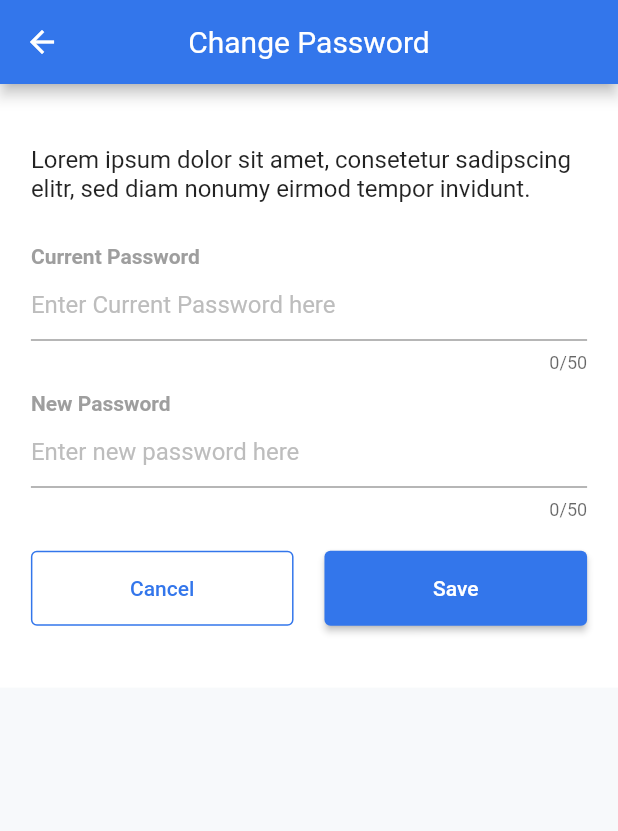
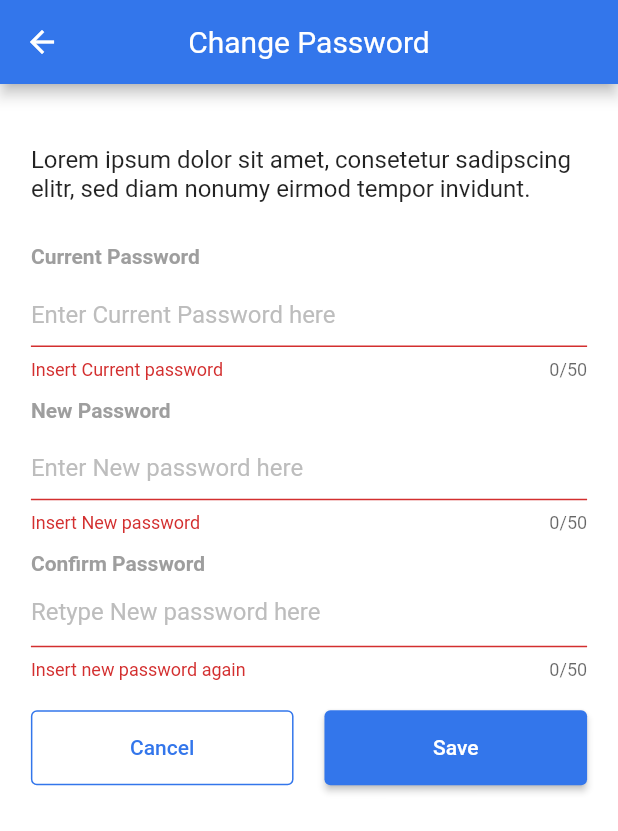
Before and after one commit to prateek-aher/2De, a Flutter app: the ChangePassword screen opened directly, after a tap on "Save", on a phone screen of 412 x 824 dp. Shown: the top 831 px of the screen. Run offline on Flutter 3.47's test engine with Material 2 defaults, Android fonts, the phone set to English and light mode, and no system bars; our stand-ins replace camera, image_picker, otp_text_field, shared_preferences; missing offline and left inert: flutter_swipe_button, qr_code_scanner; accounts and stored records are empty; network calls fail.

Commit message:
Change password (API integration)

```diff
--- a/lib/CommonWidget/CommonWidget.dart
+++ b/lib/CommonWidget/CommonWidget.dart
@@ -33,7 +33,7 @@ void hideLoading() {
 }
 
 void showMessage(String message) {
-  CustomSnackBar(navigatorKey.currentContext!, Text(message));
+  showCustomSnackBar(navigatorKey.currentContext!, Text(message));
 }
 
 Divider divider() => Divider(height: 2, thickness: 1, color: Color(0xffe2e4e6));
--- a/lib/CommonWidget/Snackbar.dart
+++ b/lib/CommonWidget/Snackbar.dart
@@ -1,9 +1,8 @@
 import 'package:delivery/Utils/colors.dart';
 import 'package:flutter/material.dart';
 
-class CustomSnackBar {
-  CustomSnackBar(BuildContext context, Widget content,
-      {SnackBarAction? snackBarAction, Color backgroundColor = APP_COLOR}) {
+Future<void> showCustomSnackBar(BuildContext context, Widget content,
+    {SnackBarAction? snackBarAction, Color backgroundColor = APP_COLOR}) async {
   final SnackBar snackBar = SnackBar(
       action: snackBarAction,
       backgroundColor: backgroundColor,
@@ -12,5 +11,5 @@ class CustomSnackBar {
 
   ScaffoldMessenger.of(context).hideCurrentSnackBar();
   ScaffoldMessenger.of(context).showSnackBar(snackBar);
+  return;
 }
-}
--- /dev/null
+++ b/lib/Models/change_password_model.dart
@@ -0,0 +1,75 @@
+// To parse this JSON data, do
+//
+//     final welcome = welcomeFromJson(jsonString);
+
+import 'dart:convert';
+
+ChangePasswordModel welcomeFromJson(String str) =>
+    ChangePasswordModel.fromJson(json.decode(str));
+
+String welcomeToJson(ChangePasswordModel data) => json.encode(data.toJson());
+
+class ChangePasswordModel {
+  ChangePasswordModel({
+    this.status,
+    this.message,
+    this.error,
+    this.data,
+  });
+
+  String? status;
+  dynamic message;
+  dynamic error;
+  Data? data;
+
+  factory ChangePasswordModel.fromJson(Map<String, dynamic> json) =>
+      ChangePasswordModel(
+        status: json["status"],
+        message: json["message"],
+        error: json["error"],
+        data: Data.fromJson(json["data"]),
+      );
+
+  Map<String, dynamic> toJson() => {
+        "status": status,
+        "message": message,
+        "error": error,
+        "data": data?.toJson(),
+      };
+}
+
+class Data {
+  Data({
+    this.result,
+  });
+
+  Result? result;
+
+  factory Data.fromJson(Map<String, dynamic> json) => Data(
+        result: Result.fromJson(json["result"]),
+      );
+
+  Map<String, dynamic> toJson() => {
+        "result": result?.toJson(),
+      };
+}
+
+class Result {
+  Result({
+    this.message,
+    this.error,
+  });
+
+  String? message;
+  String? error;
+
+  factory Result.fromJson(Map<String, dynamic> json) => Result(
+        message: json["Message"],
+        error: json["Error"],
+      );
+
+  Map<String, dynamic> toJson() => {
+        "Message": message,
+        "Error": error,
+      };
+}
--- a/lib/Network/get_profile.dart
+++ b/lib/Network/get_profile.dart
@@ -2,7 +2,7 @@ import 'package:delivery/Models/my_profile_model.dart';
 import 'package:delivery/Network/Api_Provider.dart';
 import 'package:delivery/Utils/endpoints.dart';
 
-class ProfileProvider {
+class ProfileService {
   static ApiProvider _apiProvider = ApiProvider();
 
   static Future<MyProfileModel?> getProfile() async {
--- a/lib/Providers/BagProvider.dart
+++ b/lib/Providers/BagProvider.dart
@@ -64,7 +64,7 @@ class BagProvider extends ChangeNotifier {
           notifyListeners();
         } else {
           // reSet();
-          CustomSnackBar(
+          showCustomSnackBar(
               context, Text("Your bag is empty. Find task to fill it."));
         }
         notifyListeners();
--- a/lib/Providers/FindTaskProvider.dart
+++ b/lib/Providers/FindTaskProvider.dart
@@ -39,7 +39,7 @@ class FindTaskProvider extends ChangeNotifier {
           notifyListeners();
         } else {
           reSet();
-          CustomSnackBar(context, Text("No Deliveries For Today!"));
+          showCustomSnackBar(context, Text("No Deliveries For Today!"));
         }
         notifyListeners();
       }
--- a/lib/UI/Main/Homepage.dart
+++ b/lib/UI/Main/Homepage.dart
@@ -35,7 +35,7 @@ class _HomepageState extends State<Homepage> {
           return true;
         } else {
           previousBackPressTime = now;
-          CustomSnackBar(context, Text('Press again to exit'));
+          showCustomSnackBar(context, Text('Press again to exit'));
           return false;
         }
       },
--- a/lib/UI/Main/ProfileDetails/change_password.dart
+++ b/lib/UI/Main/ProfileDetails/change_password.dart
@@ -1,7 +1,31 @@
+import 'package:delivery/CommonWidget/Snackbar.dart';
+import 'package:delivery/Models/change_password_model.dart';
+import 'package:delivery/Network/change_password.dart';
 import 'package:flutter/material.dart';
 
-class ChangePassword extends StatelessWidget {
+class ChangePassword extends StatefulWidget {
   const ChangePassword({Key? key}) : super(key: key);
+
+  @override
+  State<ChangePassword> createState() => _ChangePasswordState();
+}
+
+class _ChangePasswordState extends State<ChangePassword> {
+  late TextEditingController _currentPassword;
+  late TextEditingController _newPassword;
+  late TextEditingController _confirmPassword;
+
+  GlobalKey<FormState> _form = GlobalKey();
+
+  bool isCurrentVisible = false;
+  bool isNewVisible = false;
+  @override
+  void initState() {
+    _currentPassword = TextEditingController();
+    _newPassword = TextEditingController();
+    _confirmPassword = TextEditingController();
+    super.initState();
+  }
 
   @override
   Widget build(BuildContext context) {
@@ -33,6 +57,11 @@ class ChangePassword extends StatelessWidget {
                   style: TextStyle(fontSize: 16),
                 ),
                 SizedBox(height: 28),
+                Form(
+                  key: _form,
+                  child: Column(
+                    crossAxisAlignment: CrossAxisAlignment.start,
+                    children: [
                       Text(
                         'Current Password',
                         style: TextStyle(
@@ -41,8 +70,26 @@ class ChangePassword extends StatelessWidget {
                             fontWeight: FontWeight.bold),
                       ),
                       TextFormField(
+                        controller: _currentPassword,
                         maxLength: 50,
+                        validator: (v) {
+                          return v?.isEmpty ?? true
+                              ? 'Insert Current password'
+                              : null;
+                        },
+                        obscureText: !isCurrentVisible,
+                        autovalidateMode: AutovalidateMode.onUserInteraction,
                         decoration: InputDecoration(
+                            suffix: InkWell(
+                              child: Icon(!isCurrentVisible
+                                  ? Icons.visibility_off
+                                  : Icons.visibility),
+                              onTap: () {
+                                setState(() {
+                                  isCurrentVisible = !isCurrentVisible;
+                                });
+                              },
+                            ),
                             hintText: 'Enter Current Password here',
                             hintStyle: TextStyle(
                               color: Colors.grey[400],
@@ -57,12 +104,65 @@ class ChangePassword extends StatelessWidget {
                             fontWeight: FontWeight.bold),
                       ),
                       TextFormField(
+                        controller: _newPassword,
                         maxLength: 50,
+                        autovalidateMode: AutovalidateMode.onUserInteraction,
+                        validator: (v) {
+                          if (v?.isEmpty ?? true) {
+                            return 'Insert New password';
+                          }
+                          if (v!.trim().length < 6) {
+                            return 'Atleast 6 characters required';
+                          }
+                          return null;
+                        },
+                        obscureText: !isNewVisible,
                         decoration: InputDecoration(
-                      hintText: 'Enter new password here',
+                            suffix: InkWell(
+                              child: Icon(!isNewVisible
+                                  ? Icons.visibility_off
+                                  : Icons.visibility),
+                              onTap: () {
+                                setState(() {
+                                  isNewVisible = !isNewVisible;
+                                });
+                              },
+                            ),
+                            hintText: 'Enter New password here',
                             hintStyle: TextStyle(
                               color: Colors.grey[400],
                             )),
+                      ),
+                      SizedBox(height: 12),
+                      Text(
+                        'Confirm Password',
+                        style: TextStyle(
+                            fontSize: 14,
+                            color: Colors.grey[500],
+                            fontWeight: FontWeight.bold),
+                      ),
+                      TextFormField(
+                        controller: _confirmPassword,
+                        maxLength: 50,
+                        autovalidateMode: AutovalidateMode.onUserInteraction,
+                        validator: (v) {
+                          if (v?.isEmpty ?? true) {
+                            return 'Insert new password again';
+                          }
+                          if (_newPassword.text.isEmpty) {
+                            return 'Insert new password first';
+                          }
+                          return null;
+                        },
+                        obscureText: true,
+                        decoration: InputDecoration(
+                            hintText: 'Retype New password here',
+                            hintStyle: TextStyle(
+                              color: Colors.grey[400],
+                            )),
+                      ),
+                    ],
+                  ),
                 ),
                 SizedBox(height: 20),
                 SizedBox(
@@ -79,7 +179,7 @@ class ChangePassword extends StatelessWidget {
                       SizedBox(width: MediaQuery.of(context).size.width * 0.05),
                       Expanded(
                           child: ElevatedButton(
-                              onPressed: () {}, child: Text('Save')))
+                              onPressed: change, child: Text('Save')))
                     ],
                   ),
                 )
@@ -90,4 +190,34 @@ class ChangePassword extends StatelessWidget {
       ),
     );
   }
+
+  @override
+  void dispose() {
+    _currentPassword.dispose();
+    _newPassword.dispose();
+    _confirmPassword.dispose();
+    super.dispose();
   }
+
+  void change() async {
+    ChangePasswordModel? model;
+    if (_form.currentState!.validate()) {
+      model = await ChangePasswordService.change({
+        'current_password': _currentPassword.text.trim(),
+        'new_password': _newPassword.text.trim(),
+      });
+      if ((model?.status?.toLowerCase() ?? '') == 'success') {
+        showCustomSnackBar(
+                context, Text(model?.data?.result!.message ?? 'Success'))
+            .whenComplete(() {
+          Future.delayed(Duration(seconds: 3), () {
+            Navigator.of(context).pop();
+          });
+        });
+      } else {
+        showCustomSnackBar(context, Text(model?.data?.result!.error ?? 'Error'),
+            backgroundColor: Colors.red);
+      }
+    }
+  }
+}
--- a/lib/UI/Main/ProfileDetails/my_profile.dart
+++ b/lib/UI/Main/ProfileDetails/my_profile.dart
@@ -221,7 +221,7 @@ class _MyProfileState extends State<MyProfile> {
   }
 
   void getModel() async {
-    _model = await ProfileProvider.getProfile();
+    _model = await ProfileService.getProfile();
     setState(() {});
   }
 }
--- a/lib/Utils/endpoints.dart
+++ b/lib/Utils/endpoints.dart
@@ -11,3 +11,4 @@ const String DOCUMENT_VERIFICATION_ADDRESS =
 const String BANK_ACCOUNT_DETAILS = 'team/bankaccountdetails?';
 const String MY_PROFILE = 'team/myprofile';
 const String MY_BAG = 'schedule/mybag';
+const String CHANGE_PASSWORD = 'team/changepassword?';
```
Also changed, not shown: lib/Network/change_password.dart (added, +25 -0 lines), lib/UI/Main/Home/arrived_at_location.dart (+4 -3 lines), lib/UI/Main/Home/pickup_package.dart (+11 -19 lines), lib/UI/Main/TakePhoto.dart (+4 -13 lines), pubspec.lock. Lines whose indentation alone changed are shown as unchanged.
